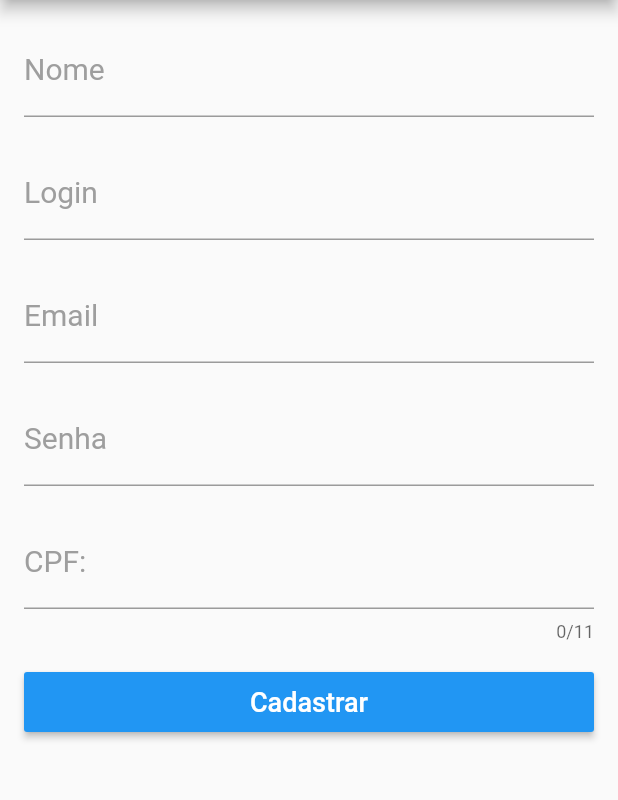
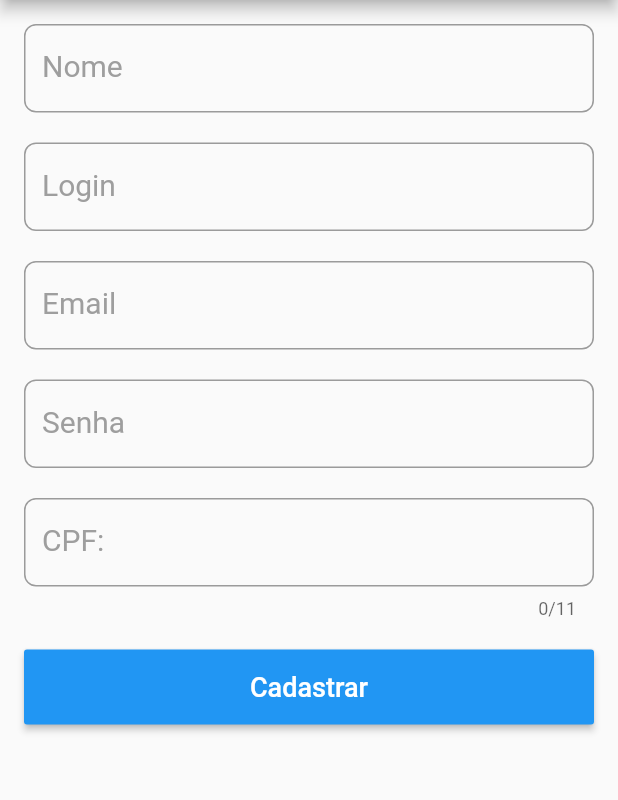
Before and after one commit to ollinmagno/flutter-form-cadastro, a Flutter app: the screen it shows after launch, on a phone screen of 412 x 824 dp, the part 84-884 px from its top. Run offline on Flutter 3.47's test engine with Material 2 defaults, Android fonts, the phone set to English and light mode, and no system bars.

Commit message:
border OutlineInputBorder

```diff
--- a/lib/widgets/app_text.dart
+++ b/lib/widgets/app_text.dart
@@ -40,6 +40,9 @@ class AppText extends StatelessWidget {
         }
       },
       decoration: InputDecoration(
+        border: OutlineInputBorder(
+          borderRadius: BorderRadius.circular(8.0),
+        ),
         labelText: text,
         hintText: hint,
         hintStyle: TextStyle(
--- a/lib/widgets/button.dart
+++ b/lib/widgets/button.dart
@@ -8,7 +8,7 @@ class Button extends StatelessWidget {
     @override
     Widget build(BuildContext context){
         return Container(
-        height: 40,
+        height: 50,
         child: RaisedButton(
             child: Text(text, style: TextStyle(fontSize: 18, color: Colors.white)),
             color: Colors.blue,
```
